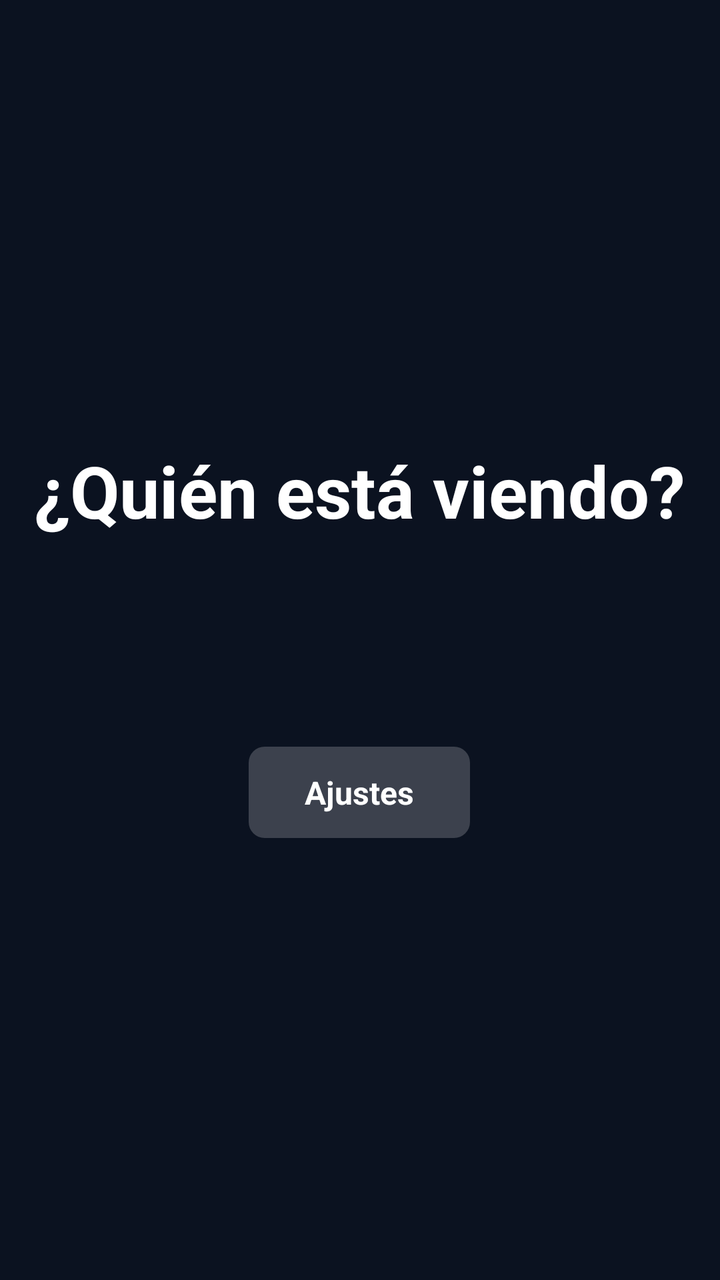
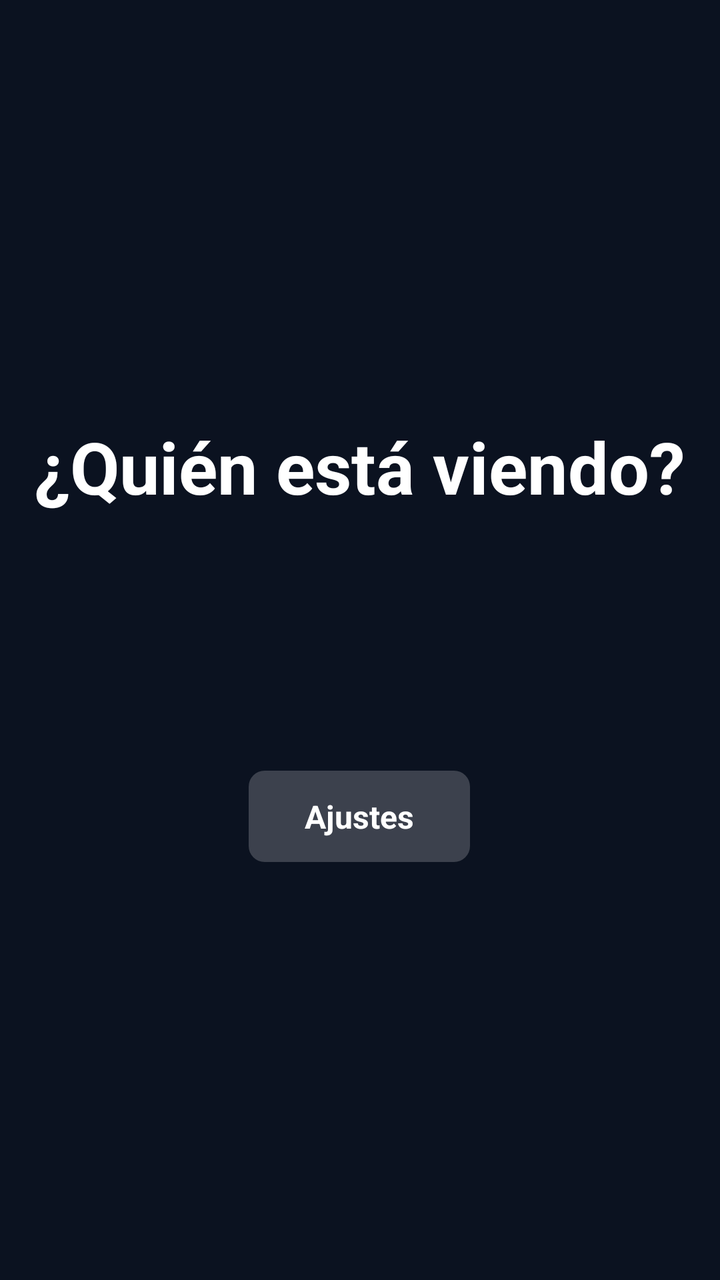

An Android layout rendered at two revisions. The XML below is the earlier revision; the diff shows what the commit changed to produce the second picture.
<!-- AndroidManifest.xml: application theme Theme.MiTV -->
<!-- res/layout/activity_profiles.xml -->
<?xml version="1.0" encoding="utf-8"?>
<FrameLayout xmlns:android="http://schemas.android.com/apk/res/android"
    android:layout_width="match_parent"
    android:layout_height="match_parent"
    android:background="@color/bg">

    <LinearLayout
        android:layout_width="wrap_content"
        android:layout_height="wrap_content"
        android:layout_gravity="center"
        android:gravity="center_horizontal"
        android:orientation="vertical">

        <TextView
            android:layout_width="wrap_content"
            android:layout_height="wrap_content"
            android:text="¿Quién está viendo?"
            android:textColor="@color/text"
            android:textSize="36sp"
            android:textStyle="bold" />

        <LinearLayout
            android:id="@+id/profiles"
            android:layout_width="wrap_content"
            android:layout_height="wrap_content"
            android:layout_marginTop="48dp"
            android:orientation="horizontal" />

        <TextView
            android:id="@+id/btnSettings"
            style="@style/Btn"
            android:layout_marginTop="56dp"
            android:text="Ajustes" />
    </LinearLayout>
</FrameLayout>
<!-- resources referenced by this layout -->
<resources>
  <color name="bg">#FF0B1220</color>
  <color name="text">#FFFFFFFF</color>
  <style name="Btn">
          <item name="android:layout_width">wrap_content</item>
          <item name="android:layout_height">wrap_content</item>
          <item name="android:background">@drawable/bg_button</item>
          <item name="android:focusable">true</item>
          <item name="android:clickable">true</item>
          <item name="android:paddingStart">28dp</item>
          <item name="android:paddingEnd">28dp</item>
          <item name="android:paddingTop">12dp</item>
          <item name="android:paddingBottom">12dp</item>
          <item name="android:textColor">@color/btn_text</item>
          <item name="android:textSize">16sp</item>
          <item name="android:textStyle">bold</item>
          <item name="android:gravity">center</item>
      </style>
  <style name="Theme.MiTV" parent="Theme.AppCompat.NoActionBar">
          <item name="android:windowBackground">@color/bg</item>
          <item name="colorPrimary">@color/accent</item>
          <item name="colorPrimaryDark">@color/bg</item>
          <item name="colorAccent">@color/accent</item>
          <item name="android:textColorPrimary">@color/text</item>
          <item name="android:textColorSecondary">@color/text_dim</item>
      </style>
  <!-- drawable bg_button (drawable) -->
  <?xml version="1.0" encoding="utf-8"?>
  <selector xmlns:android="http://schemas.android.com/apk/res/android">
      <item android:state_focused="true">
          <shape><solid android:color="@color/text" /><corners android:radius="8dp" /></shape>
      </item>
      <item>
          <shape><solid android:color="@color/glass" /><corners android:radius="8dp" /></shape>
      </item>
  </selector>
  <color name="accent">#FF3B82F6</color>
  <color name="text_dim">#FF94A3B8</color>
  <color name="glass">#33FFFFFF</color>
</resources>

<!-- the commit's change to res/layout/activity_profiles.xml (unified diff, before → after) -->
@@ -19,12 +19,23 @@
             android:textSize="36sp"
             android:textStyle="bold" />
 
-        <LinearLayout
-            android:id="@+id/profiles"
+        <HorizontalScrollView
             android:layout_width="wrap_content"
             android:layout_height="wrap_content"
             android:layout_marginTop="48dp"
-            android:orientation="horizontal" />
+            android:clipToPadding="false"
+            android:paddingStart="24dp"
+            android:paddingEnd="24dp"
+            android:scrollbars="none">
+
+            <LinearLayout
+                android:id="@+id/profiles"
+                android:layout_width="wrap_content"
+                android:layout_height="wrap_content"
+                android:orientation="horizontal"
+                android:paddingTop="12dp"
+                android:paddingBottom="12dp" />
+        </HorizontalScrollView>
 
         <TextView
             android:id="@+id/btnSettings"
